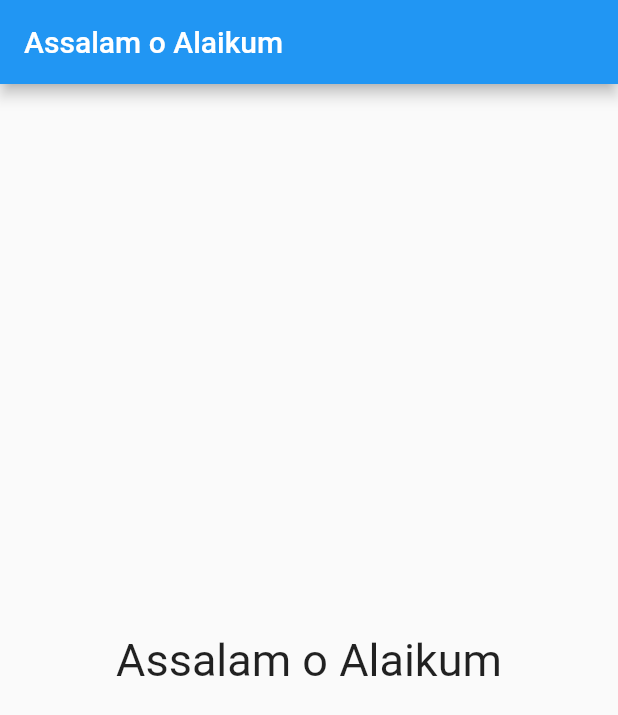
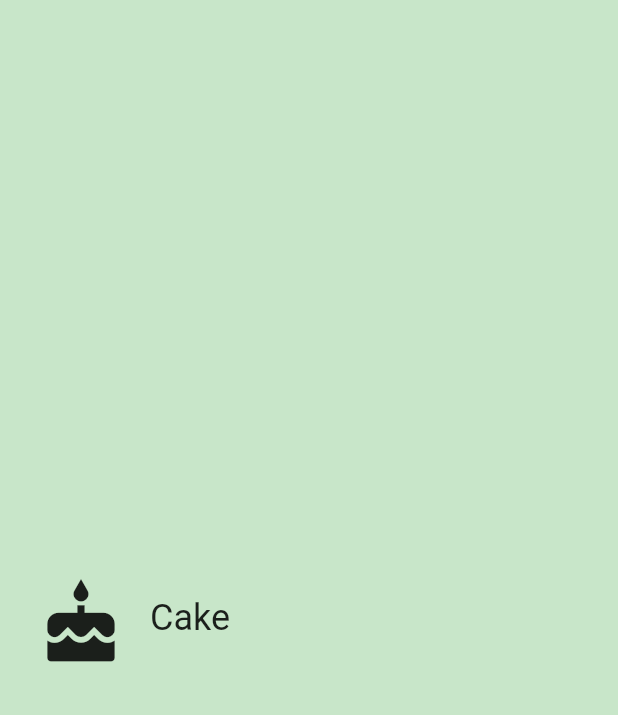
Before and after one commit to MuhammadSulemanHamza/practice-apps-flutter, a Flutter app: the screen it shows after launch, on a phone screen of 412 x 824 dp. Shown: the top 715 px of the screen. Run offline on Flutter 3.47's test engine with Material 2 defaults, Android fonts, the phone set to English and light mode, and no system bars.

Commit message:
custom widget category/category.dart file added

```diff
--- /dev/null
+++ b/unit_converter_app_flutter/lib/category.dart
@@ -0,0 +1,88 @@
+import 'package:flutter/material.dart';
+
+final _rowHeight = 100.0;
+final _borderRadius = BorderRadius.circular(_rowHeight / 2);
+
+/// A custom [Category] widget.
+/// ///
+/// The widget is composed on an [Icon] and [Text]. Tapping on the widget shows
+/// a colored [InkWell] animation.
+
+class Category extends StatelessWidget {
+  final String name;
+  final ColorSwatch color;
+  final IconData iconLocation;
+
+  /// Creates a [Category].
+  ///
+  /// A [Category] saves the name of the Category (e.g. 'Length'), its color for
+  /// the UI, and the icon that represents it (e.g. a ruler).
+  // While the @required checks for whether a named parameter is passed in,
+  // it doesn't check whether the object passed in is null. We check that
+  // in the assert statement.
+
+  const Category({
+    Key key,
+    @required this.name,
+    @required this.color,
+    @required this.iconLocation,
+  })  : assert(name != null),
+        assert(color != null),
+        assert(iconLocation != null),
+        super(key: key);
+
+  /// Builds a custom widget that shows [Category] information.
+  ///
+  /// This information includes the icon, name, and color for the [Category].
+  // This `context` parameter describes the location of this widget in the
+  // widget tree. It can be used for obtaining Theme data from the nearest
+  // Theme ancestor in the tree. Below, we obtain the display1 text theme.
+  // See https://docs.flutter.io/flutter/material/Theme-class.html
+
+  @override
+  Widget build(BuildContext context) {
+    assert(debugCheckHasMaterial(context));
+    return Material(
+      color: Colors.transparent,
+      child: Container(
+        height: _rowHeight,
+        child: InkWell(
+          borderRadius: _borderRadius,
+          highlightColor: color,
+          splashColor: color,
+          onTap: () {
+            print('Tapped!');
+          },
+          child: Padding(
+            padding: EdgeInsets.all(8.0),
+            child: Row(
+              crossAxisAlignment: CrossAxisAlignment.stretch,
+
+              // There are two ways to denote a list: `[]` and `List()`.
+              // Prefer to use the literal syntax, i.e. `[]`, instead of `List()`.
+              // You can add the type argument if you'd like, i.e. <Widget>[].
+              // See https://www.dartlang.org/guides/language/effective-dart/usage#do-use-collection-literals-when-possible
+
+              children: [
+                Padding(
+                  padding: EdgeInsets.all(16.0),
+                  child: Icon(
+                    iconLocation,
+                    size: 60.0,
+                  ),
+                ),
+                Center(
+                  child: Text(
+                    name,
+                    textAlign: TextAlign.center,
+                    style: Theme.of(context).textTheme.headline5,
+                  ),
+                )
+              ],
+            ),
+          ),
+        ),
+      ),
+    );
+  }
+}
--- a/unit_converter_app_flutter/lib/main.dart
+++ b/unit_converter_app_flutter/lib/main.dart
@@ -1,34 +1,30 @@
 import 'package:flutter/material.dart';
+import 'package:unit_converter_app_flutter/category.dart';
 
-class Salam extends StatelessWidget {
+const _categoryName = 'Cake';
+const _categoryIcon = Icons.cake;
+const _categoryColor = Colors.green;
+
+void main() {
+  runApp(UnitConverterApp());
+}
+
+class UnitConverterApp extends StatelessWidget {
   @override
   Widget build(BuildContext context) {
-    return Center(
-      child: Container(
-        //color: Colors.deepPurple,
-        height: 400,
-        width: 300,
-        child: Center(
-          child: Text(
-            'Assalam o Alaikum',
-            style: TextStyle(fontSize: 30),
+    return MaterialApp(
+      debugShowCheckedModeBanner: false,
+      title: 'Unit Converter',
+      home: Scaffold(
+        backgroundColor: Colors.green[100],
+        body: Center(
+          child: Category(
+            name: _categoryName,
+            color: _categoryColor,
+            iconLocation: _categoryIcon,
           ),
         ),
       ),
     );
   }
 }
-
-void main() {
-  runApp(
-    MaterialApp(
-      debugShowCheckedModeBanner: false,
-      home: Scaffold(
-        appBar: AppBar(
-          title: Text('Assalam o Alaikum'),
-        ),
-        body: Salam(),
-      ),
-    ),
-  );
-}
```
Also changed, not shown: 1 other file.
